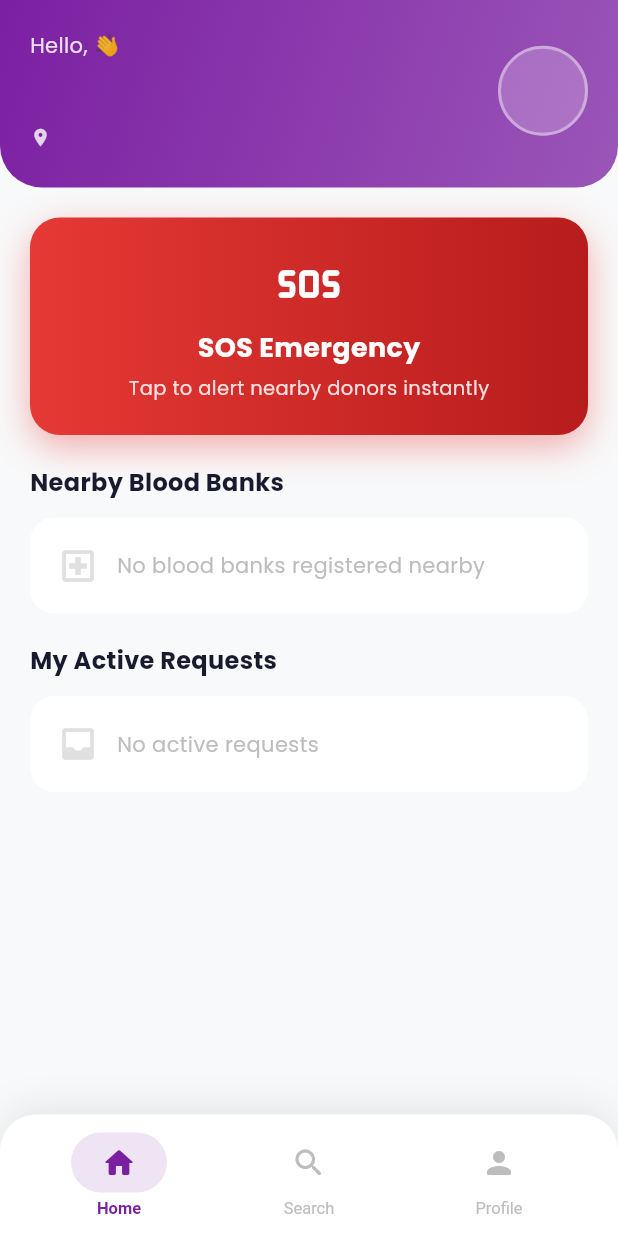
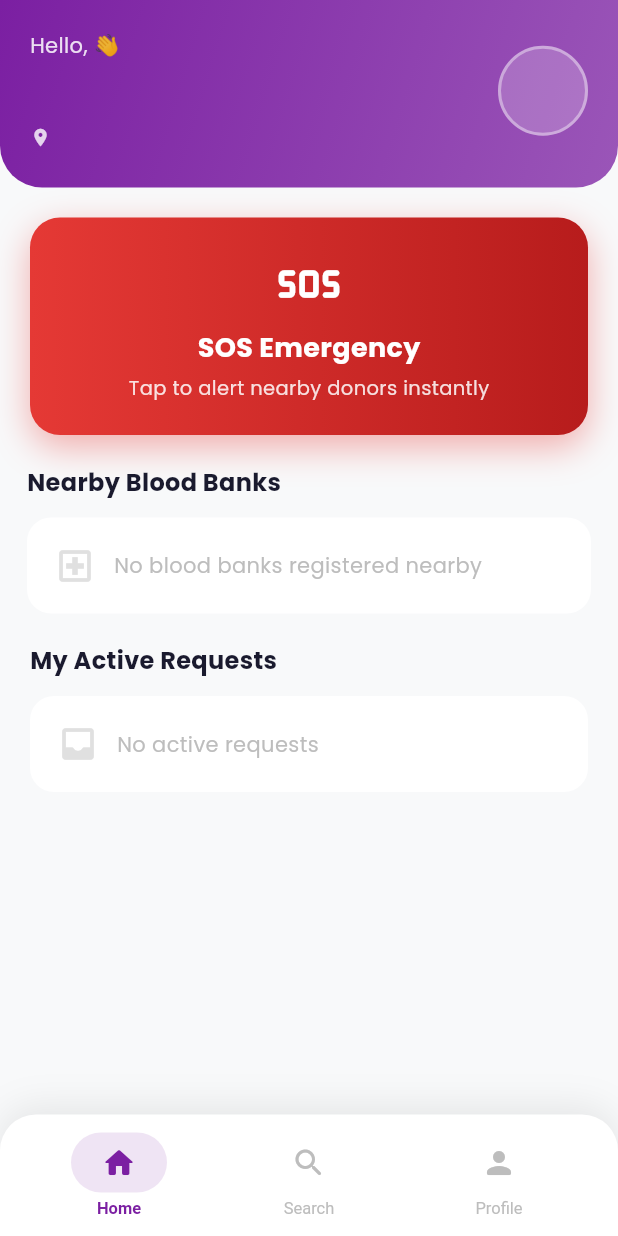
Before and after one commit to sowmiya-mj/Blood_Donors_App, a Flutter app: the RecipientDashboard screen opened directly, on a phone screen of 412 x 824 dp. Run offline on Flutter 3.47's test engine with Material 3 defaults, Android fonts, the phone set to English and light mode, and no system bars; our stand-ins replace cloud_firestore, firebase_auth, firebase_core, google_fonts, google_sign_in; accounts and stored records are empty.

Commit message:
15th commit

```diff
--- a/lib/screens/recipient/tabs/recipient_home_tab.dart
+++ b/lib/screens/recipient/tabs/recipient_home_tab.dart
@@ -202,7 +202,7 @@ class _RecipientHomeTabState extends State<RecipientHomeTab>
           FadeTransition(
             opacity: _cardFade,
             child: Padding(
-              padding: const EdgeInsets.symmetric(horizontal: 20),
+              padding: const EdgeInsets.symmetric(horizontal: 18),
               child: Column(crossAxisAlignment: CrossAxisAlignment.start, children: [
                 const Text('Nearby Blood Banks',
                     style: TextStyle(fontSize: 16, fontWeight: FontWeight.bold, color: Color(0xFF1A1A2E))),
```
